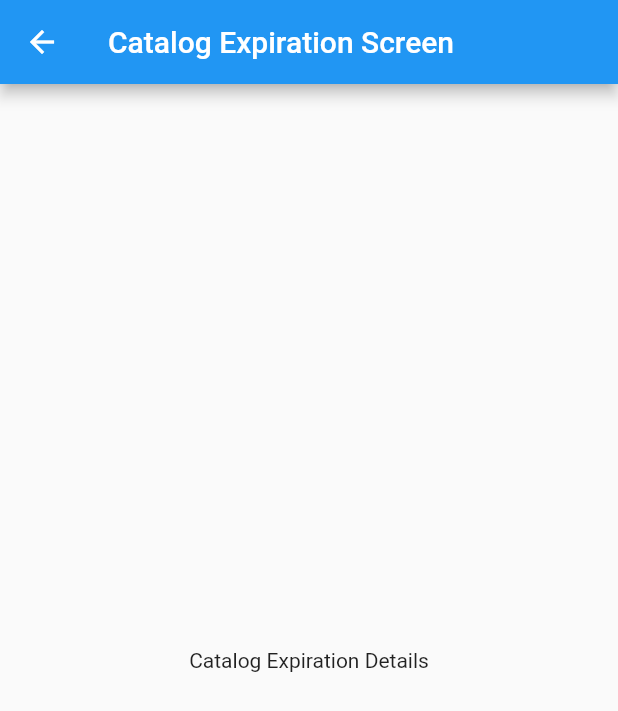
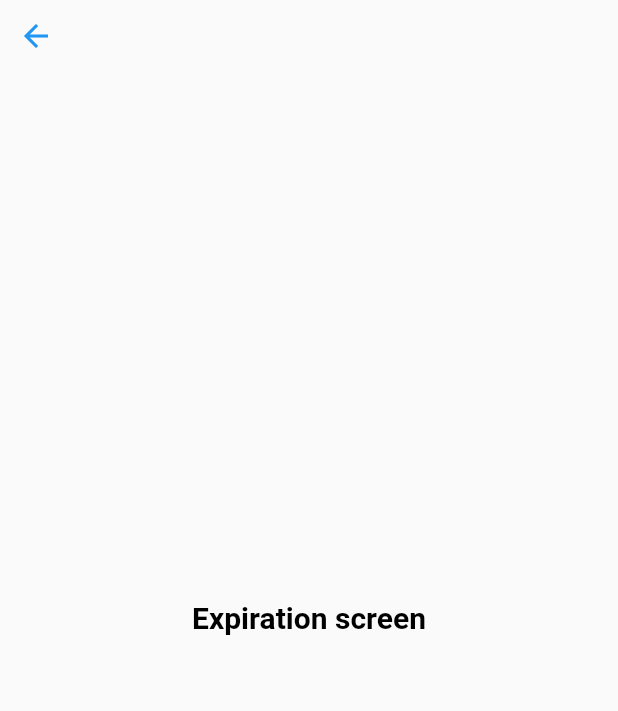
Before and after one commit to Christoffer-JL/Expiration-System-For-Nordic-Hospitals-And-Pharmacies, a Flutter app: the CatalogExpirationScreen screen opened by its route, on a phone screen of 412 x 824 dp. Shown: the top 711 px of the screen. Run offline on Flutter 3.47's test engine with Material 2 defaults, Android fonts, the light colour scheme and no system bars.

```diff
--- a/lib/catalog_expiration_screen.dart
+++ b/lib/catalog_expiration_screen.dart
@@ -1,14 +1,59 @@
 import 'package:flutter/material.dart';
+import 'widgets/pop_up.dart'; // Import your PopUp widget
+import 'widgets/pop_up_insert.dart';
 
 class CatalogExpirationScreen extends StatelessWidget {
+  void _showPopup(BuildContext context) {
+    showDialog(
+      context: context,
+      builder: (BuildContext context) {
+        return PopUp(
+          title: 'Popup Title',
+          content: 'Popup Content',
+          buttonText1: 'Cancel',
+          buttonText2: 'OK',
+          onPressed: () {
+            // Handle OK button press logic here if needed
+            Navigator.of(context).pop(); // Close the popup
+          },
+        );
+      },
+    );
+  }
+
   @override
   Widget build(BuildContext context) {
     return Scaffold(
-      appBar: AppBar(
-        title: Text('Catalog Expiration Screen'),
+      appBar: PreferredSize(
+        preferredSize: Size.fromHeight(0),
+        child: AppBar(
+          backgroundColor: Colors.transparent,
+          elevation: 0.0,
+        ),
       ),
-      body: Center(
-        child: Text('Catalog Expiration Details'),
+      body: Stack(
+        children: [
+          Align(
+            alignment: Alignment.topLeft,
+            child: IconButton(
+              icon: Icon(Icons.arrow_back),
+              color: Colors.blue,
+              onPressed: () {
+                Navigator.of(context).pop();
+              },
+            ),
+          ),
+          Center(
+            child: Text(
+              'Expiration screen',
+              style: TextStyle(
+                fontSize: 20,
+                fontWeight: FontWeight.bold,
+                color: Colors.black,
+              ),
+            ),
+          ),
+        ],
       ),
     );
   }
--- a/lib/widgets/pop_up_insert.dart
+++ b/lib/widgets/pop_up_insert.dart
@@ -92,7 +92,7 @@ class _PopUpInsert extends State<PopUpInsert> {
           onPressed: () {
             Navigator.of(context).pop();
           },
-          child: Text('Cancle'),
+          child: Text('Cancel'),
         ),
       ],
     );
@@ -100,7 +100,7 @@ class _PopUpInsert extends State<PopUpInsert> {
 
   @override
   void dispose() {
-    // 释放控制器资源
+
     dateController.dispose();
     otherController1.dispose();
     otherController2.dispose();
```
Also changed, not shown: lib/catalog_start_screen.dart (+24 -20 lines), pubspec.yaml (+2 -9 lines), 1 other file.
